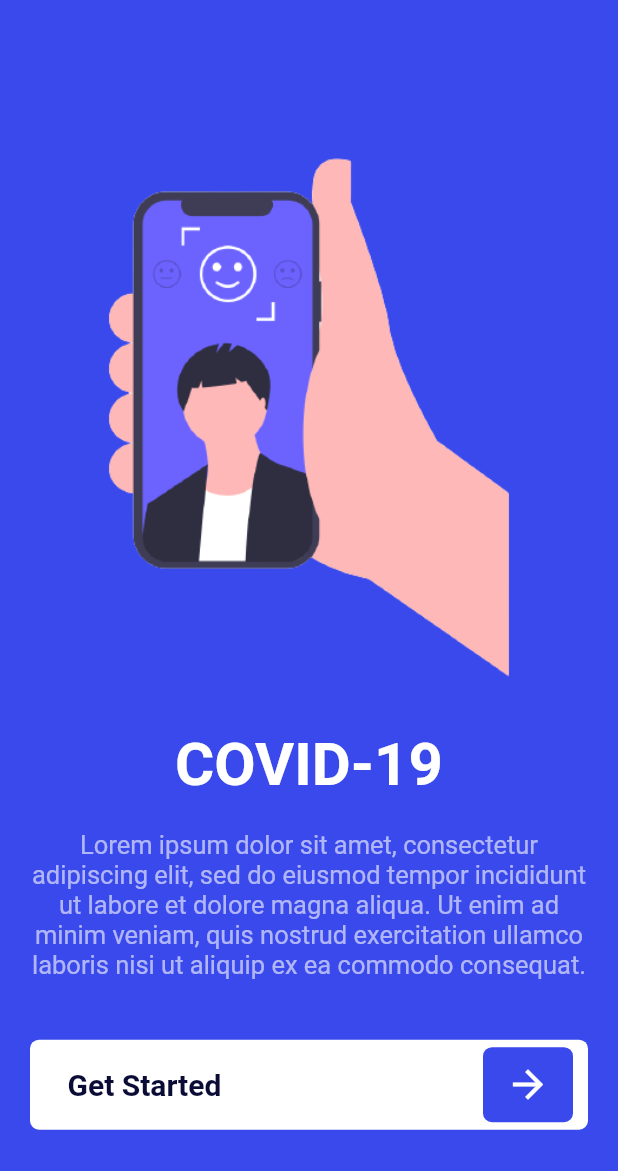
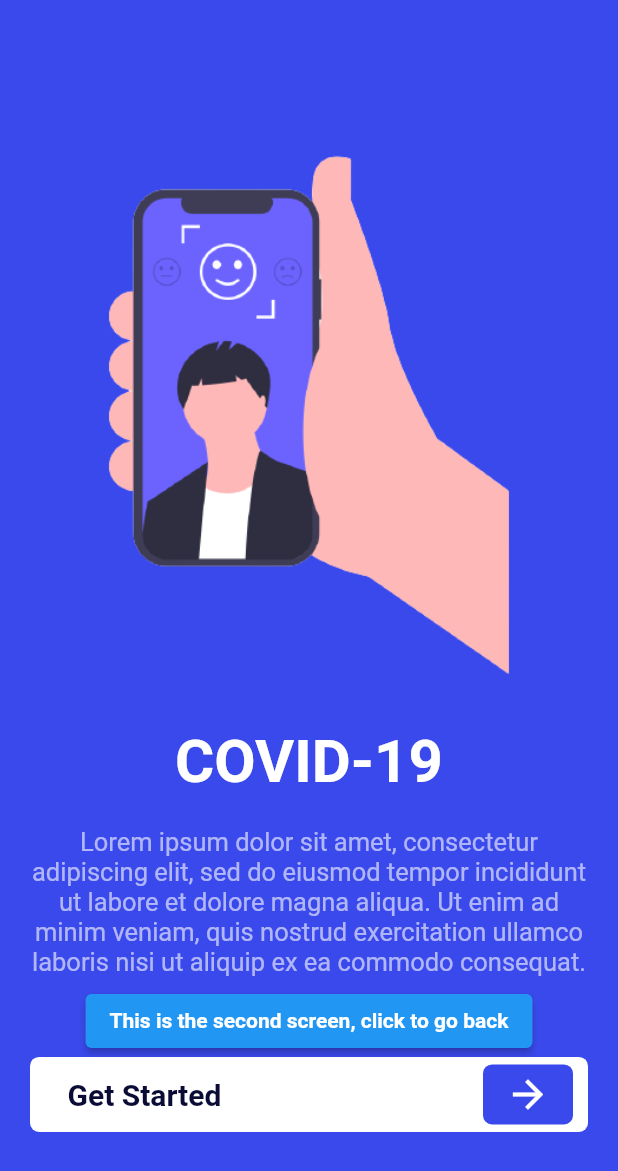
Before and after one commit to peterito/myflutter_learningand_project, a Flutter app: the ImageScreen screen opened directly, on a phone screen of 412 x 824 dp. Shown: the top 1171 px of the screen. Run offline on Flutter 3.47's test engine with Material 2 defaults, Android fonts, the light colour scheme and no system bars; project files that could hold a hidden picture were left out.

Commit message:
how to handle  navigation in flutter

```diff
--- a/lib/images.dart
+++ b/lib/navigation/images.dart
@@ -1,10 +1,12 @@
 import 'package:flutter/material.dart';
+import 'package:flutter_learning/navigation/firstScreen.dart';
 
 class ImageScreen extends StatelessWidget {
   const ImageScreen({Key? key}) : super(key: key);
 
   @override
   Widget build(BuildContext context) {
+    var size;
     return Scaffold(
       backgroundColor: const Color(0xFF3a49eb),
       body: Padding(
@@ -29,12 +31,20 @@ class ImageScreen extends StatelessWidget {
               style: TextStyle(fontSize: 17, color: Colors.white60),
             ),
             const SizedBox(
-              height: 40,
+              height: 5,
             ),
+            ElevatedButton(
+                onPressed: () {
+                  Navigator.pop(context);
+                },
+                child: const Text(
+                  'This is the second screen, click to go back',
+                  style: TextStyle(fontSize: 14, fontWeight: FontWeight.bold),
+                )),
             Container(
                 padding: const EdgeInsets.only(
                     top: 5, bottom: 5, right: 10, left: 25),
-                height: 60,
+                height: 50,
                 width: MediaQuery.of(context).size.width,
                 decoration: BoxDecoration(
                     color: Colors.white,
```
Also changed, not shown: lib/main.dart (+4 -3 lines), lib/navigation/firstScreen.dart (renamed from lib/button.dart, +12 -4 lines).
